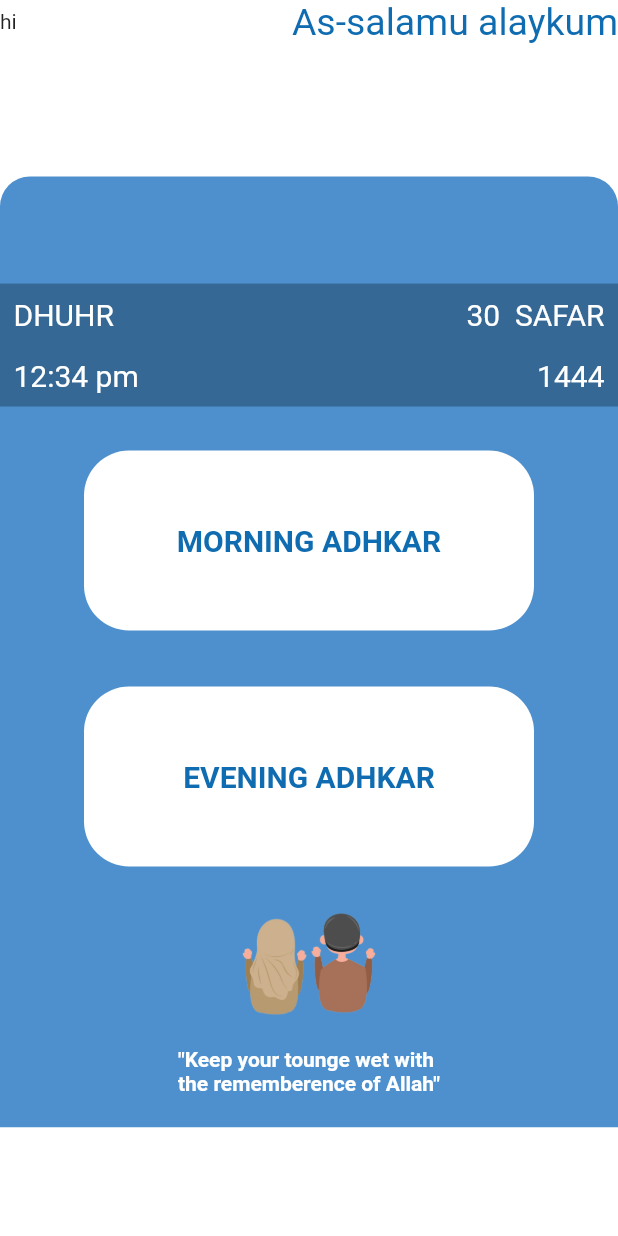
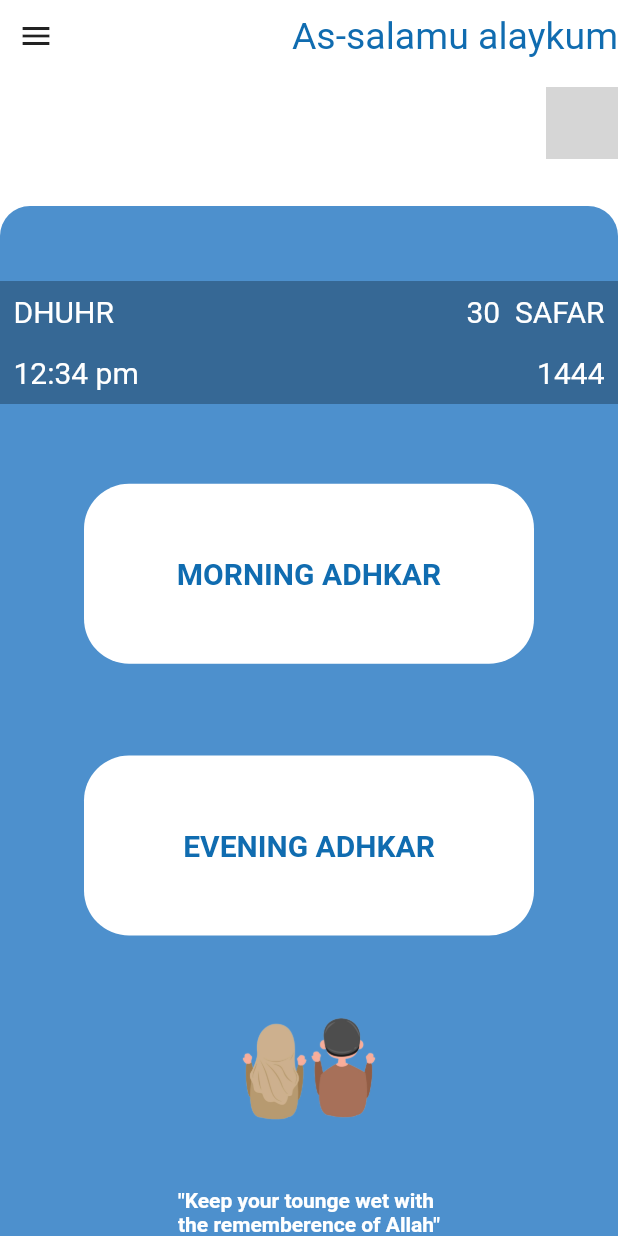
Before and after one commit to pilgrimfathers/adkarApp, a Flutter app: the HomeScreen screen opened directly, on a phone screen of 412 x 824 dp. Run offline on Flutter 3.47's test engine with Material 2 defaults, Android fonts, the phone set to English and light mode, and no system bars; our stand-ins replace toggle_switch; statements that could not run were skipped; grey boxes are pictures that could not be loaded.

Commit message:
completed the UI of home screen

```diff
--- a/lib/home.dart
+++ b/lib/home.dart
@@ -12,11 +12,16 @@
   @override
   Widget build(BuildContext context) {
     return Scaffold(
+        drawer: Drawer(
+            child: ListView(
+          padding: EdgeInsets.zero,
+          children: [DrawerHeader(child: Text("Header"))],
+        )),
         backgroundColor: Colors.white,
         body: SafeArea(
           child: Column(
             children: [
-              Flexible(
+              Expanded(
                 flex: 1,
                 child: Container(
                     height: MediaQuery.of(context).size.height / 3.5,
@@ -24,28 +29,51 @@
                     child: Column(children: [
                       Row(
                         mainAxisAlignment: MainAxisAlignment.spaceBetween,
-                        children: const [
-                          Text("hi"),
-                          Text(
+                        children: [
+                          Builder(builder: (BuildContext context) {
+                            return IconButton(
+                                onPressed: () {
+                                  Scaffold.of(context).openDrawer();
+                                },
+                                icon: Icon(Icons.menu));
+                          }),
+                          const Text(
                             "As-salamu alaykum",
                             style: TextStyle(
                                 fontSize: 25, color: Color(0xff106cb0)),
                           )
                         ],
+                      ),
+                      SizedBox(height: 10),
+                      Row(
+                        mainAxisAlignment: MainAxisAlignment.end,
+                        children: [
+                          ToggleSwitch(
+                            minWidth: 50,
+                            cornerRadius: 20,
+                            animate: true,
+                            initialLabelIndex: 0,
+                            totalSwitches: 2,
+                            icons: [
+                              Icons.nightlight_round_rounded,
+                              Icons.sunny
+                            ],
+                          )
+                        ],
                       )
                     ])),
               ),
-              Flexible(
-                flex: 6,
+              Expanded(
+                flex: 5,
                 child: Container(
-                    height: MediaQuery.of(context).size.height / 1.3,
+                    height: MediaQuery.of(context).size.height / 1.1,
                     decoration: const BoxDecoration(
                         color: Color(0xff4d90cd),
                         borderRadius: BorderRadius.only(
                             topLeft: Radius.circular(20),
                             topRight: Radius.circular(20))),
                     child: Column(
-                        mainAxisAlignment: MainAxisAlignment.spaceEvenly,
+                        mainAxisAlignment: MainAxisAlignment.spaceBetween,
                         children: [
                           Container(
                             color: Color(0xff366895),
```
